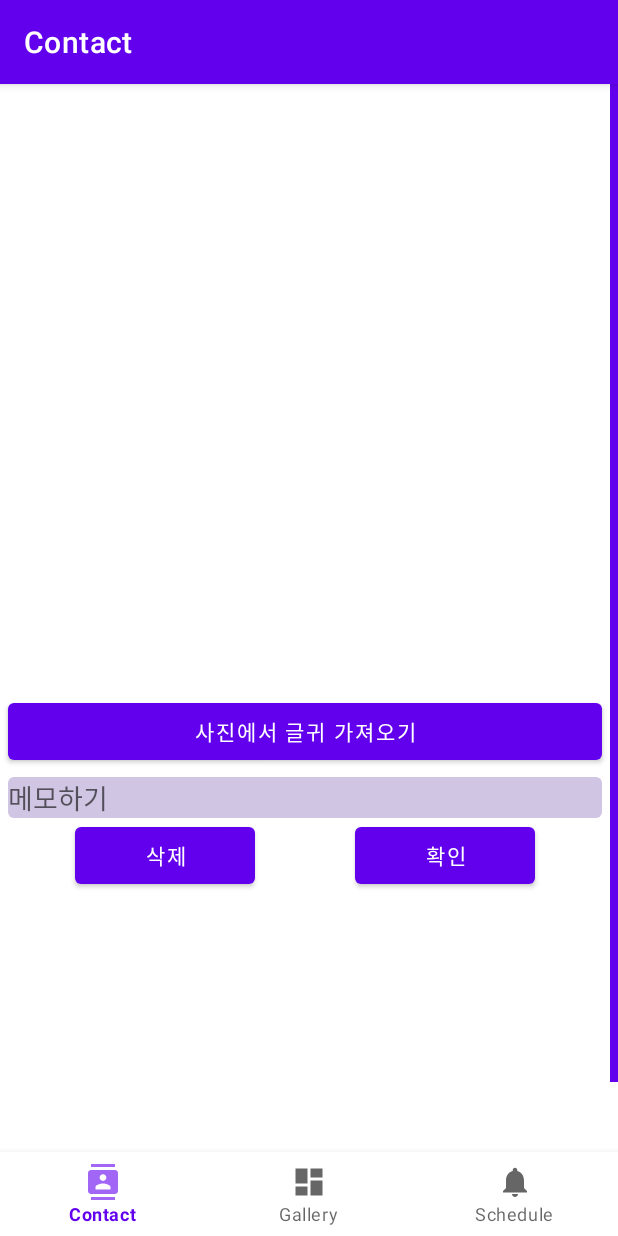
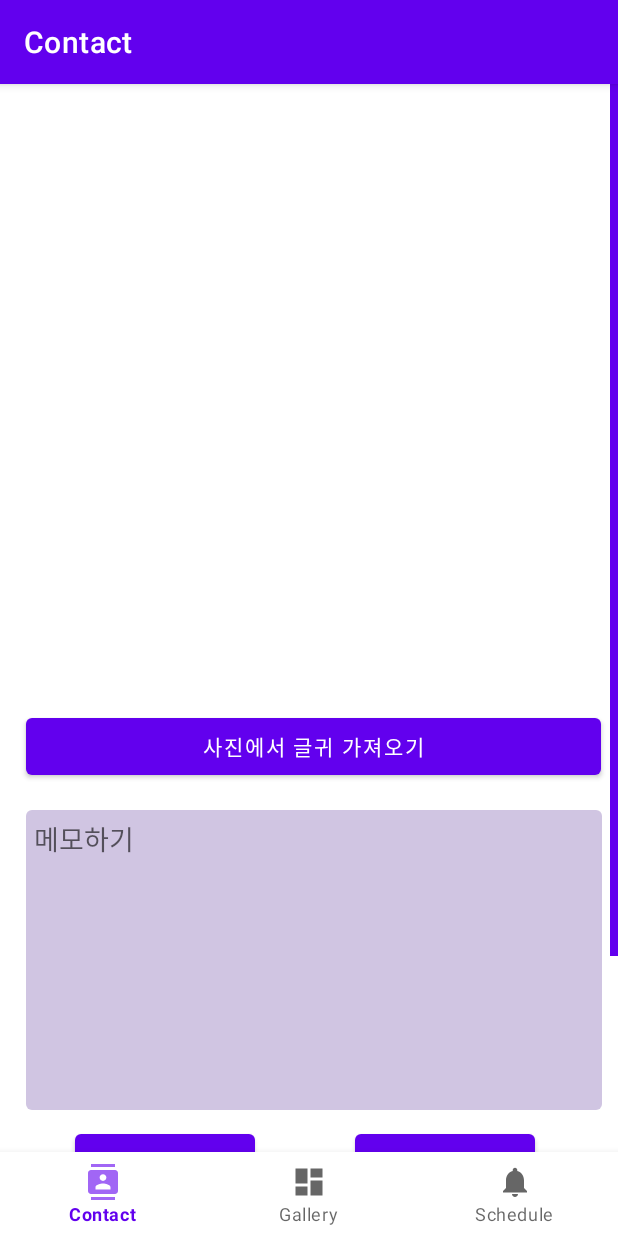
Before and after one commit to kyoonkwon/MBTI, an Android app: the fragment MemoFragment placed in its activity, on a phone screen of 412 x 824 dp. Run offline under Robolectric (Android 15) with nearby library versions, the phone set to English and light mode, and no system bars; our stand-ins replace navigation-ui; 2 statements that could not run were skipped.

Commit message:
fix design

```diff
--- a/app/src/main/java/com/example/madcamp_pj1/ui/gallery/MemoFragment.java
+++ b/app/src/main/java/com/example/madcamp_pj1/ui/gallery/MemoFragment.java
@@ -83,8 +83,6 @@ public class MemoFragment extends Fragment implements OnBackPressedListener {
                 text.setText(string);
                 text.setTextSize((float) (text.getTextSize() - 2));
 
-                ImageView im = rootView.findViewById(R.id.chat_bubble);
-                im.setVisibility(View.VISIBLE);
 
                 ConstraintSet constraintSet = new ConstraintSet();
                 constraintSet.clone((ConstraintLayout) text.getParent());
@@ -112,8 +110,6 @@ public class MemoFragment extends Fragment implements OnBackPressedListener {
                     if (OCRResult == null) {
                         OCRResult = "글귀가 검색되지 않습니다.";
                     }
-                    ImageView im = rootView.findViewById(R.id.chat_bubble);
-                    im.setVisibility(View.VISIBLE);
 
                     loading.setVisibility(View.INVISIBLE);
 
--- a/app/src/main/res/layout-v26/fragment_memo.xml
+++ b/app/src/main/res/layout-v26/fragment_memo.xml
@@ -30,7 +30,7 @@
                 android:layout_width="match_parent"
                 android:layout_height="wrap_content"
                 android:layout_marginStart="@dimen/big_image_padding"
-                android:layout_marginTop="5dp"
+                android:layout_marginTop="15dp"
                 android:adjustViewBounds="true"
                 app:layout_constraintLeft_toLeftOf="parent"
                 app:layout_constraintTop_toTopOf="parent" />
@@ -39,8 +39,8 @@
                 android:id="@+id/api_button"
                 android:layout_width="match_parent"
                 android:layout_height="@dimen/button_height"
-                android:layout_marginLeft="@dimen/big_image_padding"
-                android:layout_marginRight="@dimen/big_image_padding"
+                android:layout_marginLeft="17dp"
+                android:layout_marginRight="6dp"
                 android:text="@string/OCR_button"
                 android:visibility="visible"
                 app:layout_constraintTop_toBottomOf="@+id/big_image" />
@@ -49,8 +49,8 @@
                 android:id="@+id/loading_button"
                 android:layout_width="match_parent"
                 android:layout_height="@dimen/button_height"
-                android:layout_marginLeft="@dimen/big_image_padding"
-                android:layout_marginRight="@dimen/big_image_padding"
+                android:layout_marginLeft="17dp"
+                android:layout_marginRight="17dp"
                 android:clickable="false"
                 android:text="@string/loading_text"
                 android:visibility="invisible"
@@ -58,43 +58,39 @@
 
             <TextView
                 android:id="@+id/OCR_text"
+
                 android:layout_width="match_parent"
-                android:layout_height="350dp"
-                android:layout_marginStart="37dp"
+                android:layout_height="450dp"
+                android:layout_marginStart="@dimen/big_image_padding"
                 android:layout_marginTop="@dimen/big_image_padding"
-                android:autoSizeMaxTextSize="10pt"
+                android:autoSizeMaxTextSize="8pt"
                 android:autoSizeMinTextSize="2pt"
-                android:autoSizeStepGranularity="1.2pt"
+                android:autoSizeStepGranularity="1.3pt"
                 android:autoSizeTextType="uniform"
+                android:background="@drawable/bg_ocr"
+                android:paddingStart="30dp"
+                android:paddingTop="85dp"
                 android:paddingEnd="30dp"
                 android:textColor="@color/black"
                 android:visibility="invisible"
                 app:layout_constraintLeft_toLeftOf="parent"
                 app:layout_constraintTop_toBottomOf="@+id/big_image" />
 
-            <ImageView
-                android:id="@+id/chat_bubble"
-                android:layout_width="25dp"
-                android:layout_height="25dp"
-                android:layout_marginStart="@dimen/big_image_padding"
-                android:layout_marginTop="@dimen/big_image_padding"
-                android:background="@drawable/ic_baseline_chat_bubble_outline_24"
-                android:visibility="invisible"
-
-                app:layout_constraintLeft_toLeftOf="parent"
-                app:layout_constraintTop_toTopOf="@id/OCR_text" />
-
             <EditText
                 android:id="@+id/memo_edit_text"
                 android:layout_width="match_parent"
-                android:layout_height="wrap_content"
-                android:layout_marginLeft="@dimen/big_image_padding"
-                android:layout_marginTop="@dimen/big_image_padding"
+                android:layout_height="200dp"
+                android:layout_marginLeft="17dp"
+                android:layout_marginTop="17dp"
                 android:layout_marginRight="@dimen/big_image_padding"
                 android:layout_marginBottom="@dimen/big_image_padding"
                 android:background="@drawable/bg_edit_text"
+                android:gravity="top"
                 android:hint="@string/memo"
                 android:inputType="text"
+                android:paddingStart="@dimen/big_image_padding"
+                android:paddingTop="@dimen/big_image_padding"
+                android:paddingEnd="@dimen/big_image_padding"
                 app:layout_constraintLeft_toLeftOf="@+id/api_button"
                 app:layout_constraintTop_toBottomOf="@+id/api_button" />
 
@@ -102,6 +98,7 @@
                 android:id="@+id/confirm_button"
                 android:layout_width="@dimen/button_width"
                 android:layout_height="@dimen/button_height"
+                android:layout_marginTop="10dp"
                 android:layout_marginEnd="@dimen/button_margin"
                 android:layout_marginBottom="@dimen/big_image_padding"
                 android:text="@string/confirm_button_text"
@@ -113,6 +110,7 @@
                 android:layout_width="@dimen/button_width"
                 android:layout_height="@dimen/button_height"
                 android:layout_marginStart="@dimen/button_margin"
+                android:layout_marginTop="10dp"
                 android:layout_marginBottom="@dimen/big_image_padding"
                 android:text="@string/delete_button_text"
                 app:layout_constraintLeft_toLeftOf="parent"
--- a/app/src/main/res/layout/fragment_memo.xml
+++ b/app/src/main/res/layout/fragment_memo.xml
@@ -30,17 +30,17 @@
                 android:layout_width="match_parent"
                 android:layout_height="wrap_content"
                 android:layout_marginLeft="@dimen/big_image_padding"
-                android:layout_marginTop="5dp"
-                android:layout_marginRight="@dimen/big_image_padding"
+                android:layout_marginTop="15dp"
                 android:adjustViewBounds="true"
+                app:layout_constraintLeft_toLeftOf="parent"
                 app:layout_constraintTop_toTopOf="parent" />
 
             <Button
                 android:id="@+id/api_button"
                 android:layout_width="match_parent"
                 android:layout_height="@dimen/button_height"
-                android:layout_marginLeft="@dimen/big_image_padding"
-                android:layout_marginRight="@dimen/big_image_padding"
+                android:layout_marginLeft="17dp"
+                android:layout_marginRight="6dp"
                 android:text="@string/OCR_button"
                 android:visibility="visible"
                 app:layout_constraintTop_toBottomOf="@+id/big_image" />
@@ -49,8 +49,8 @@
                 android:id="@+id/loading_button"
                 android:layout_width="match_parent"
                 android:layout_height="@dimen/button_height"
-                android:layout_marginLeft="@dimen/big_image_padding"
-                android:layout_marginRight="@dimen/big_image_padding"
+                android:layout_marginLeft="17dp"
+                android:layout_marginRight="17dp"
                 android:clickable="false"
                 android:text="@string/loading_text"
                 android:visibility="invisible"
@@ -59,14 +59,14 @@
             <TextView
                 android:id="@+id/OCR_text"
                 android:layout_width="match_parent"
-                android:layout_height="400dp"
-                android:layout_marginStart="5dp"
-                android:layout_marginLeft="5dp"
+                android:layout_height="450dp"
+                android:layout_marginLeft="@dimen/big_image_padding"
                 android:layout_marginTop="@dimen/big_image_padding"
-                android:layout_marginEnd="@dimen/big_image_padding"
-                android:layout_marginRight="@dimen/big_image_padding"
+                android:background="@drawable/bg_ocr"
+                android:paddingStart="30dp"
+                android:paddingTop="85dp"
+                android:paddingEnd="30dp"
                 android:textColor="@color/black"
-                android:textSize="6pt"
                 android:visibility="invisible"
                 app:layout_constraintLeft_toLeftOf="parent"
                 app:layout_constraintTop_toBottomOf="@+id/big_image" />
@@ -84,14 +84,18 @@
             <EditText
                 android:id="@+id/memo_edit_text"
                 android:layout_width="match_parent"
-                android:layout_height="wrap_content"
-                android:layout_marginLeft="@dimen/big_image_padding"
-                android:layout_marginTop="@dimen/big_image_padding"
+                android:layout_height="200dp"
+                android:layout_marginLeft="17dp"
+                android:layout_marginTop="17dp"
                 android:layout_marginRight="@dimen/big_image_padding"
                 android:layout_marginBottom="@dimen/big_image_padding"
                 android:background="@drawable/bg_edit_text"
-                android:hint=" 메모하기"
+                android:gravity="top"
+                android:hint="@string/memo"
                 android:inputType="text"
+                android:paddingStart="@dimen/big_image_padding"
+                android:paddingTop="@dimen/big_image_padding"
+                android:paddingEnd="@dimen/big_image_padding"
                 app:layout_constraintLeft_toLeftOf="@+id/api_button"
                 app:layout_constraintTop_toBottomOf="@+id/api_button" />
 
@@ -99,6 +103,7 @@
                 android:id="@+id/confirm_button"
                 android:layout_width="@dimen/button_width"
                 android:layout_height="@dimen/button_height"
+                android:layout_marginTop="10dp"
                 android:layout_marginRight="@dimen/button_margin"
                 android:layout_marginBottom="@dimen/big_image_padding"
                 android:text="@string/confirm_button_text"
@@ -110,6 +115,7 @@
                 android:layout_width="@dimen/button_width"
                 android:layout_height="@dimen/button_height"
                 android:layout_marginLeft="@dimen/button_margin"
+                android:layout_marginTop="10dp"
                 android:layout_marginBottom="@dimen/big_image_padding"
                 android:text="@string/delete_button_text"
                 app:layout_constraintLeft_toLeftOf="parent"
```
Also changed, not shown: app/src/main/res/drawable-mdpi/bg_ocr.png (added).
